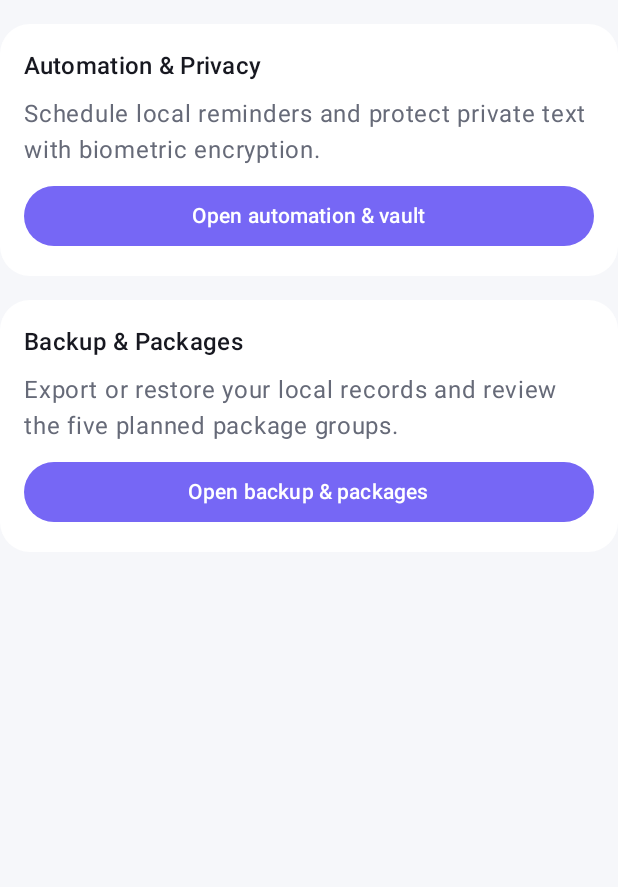
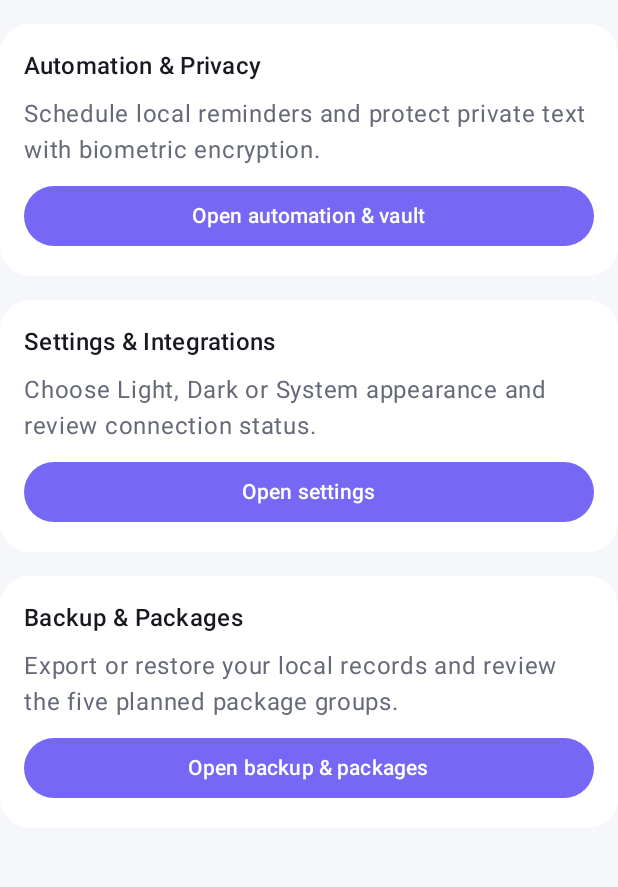
Before and after one commit to ishak6/LIFECORE, an Android app built with Jetpack Compose: the composable ProfileCenterScreen shown on its own in the app's theme, on a phone screen of 412 x 824 dp, the part 54-941 px from its top. Run offline under Robolectric (Android 15) with nearby library versions, the phone set to English and light mode, and no system bars.

Commit message:
Add Settings & Integrations route to profile hub

```diff
--- a/app/src/main/java/com/lifecore/app/ui/profile/ProfileCenterScreen.kt
+++ b/app/src/main/java/com/lifecore/app/ui/profile/ProfileCenterScreen.kt
@@ -25,9 +25,15 @@ import com.lifecore.app.ui.components.LifeCoreCard
 import com.lifecore.app.ui.components.LifeCoreSectionTitle
 import com.lifecore.app.ui.packages.BackupPackagesScreen
 import com.lifecore.app.ui.security.AutomationVaultScreen
+import com.lifecore.app.data.local.LifeCoreThemeMode
+import com.lifecore.app.ui.settings.SettingsCenterScreen
 
 @Composable
-fun ProfileCenterScreen(modifier: Modifier = Modifier) {
+fun ProfileCenterScreen(
+    themeMode: LifeCoreThemeMode,
+    onThemeModeChange: (LifeCoreThemeMode) -> Unit,
+    modifier: Modifier = Modifier
+) {
     var section by rememberSaveable { mutableStateOf("MENU") }
 
     Column(modifier = modifier.fillMaxSize()) {
@@ -54,6 +60,17 @@ fun ProfileCenterScreen(modifier: Modifier = Modifier) {
                     }
                 }
                 LifeCoreCard {
+                    LifeCoreSectionTitle("Settings & Integrations")
+                    Text(
+                        text = "Choose Light, Dark or System appearance and review connection status.",
+                        color = MaterialTheme.colorScheme.onSurfaceVariant
+                    )
+                    Spacer(Modifier.height(8.dp))
+                    Button(onClick = { section = "SETTINGS" }, modifier = Modifier.fillMaxWidth()) {
+                        Text("Open settings")
+                    }
+                }
+                LifeCoreCard {
                     LifeCoreSectionTitle("Backup & Packages")
                     Text(
                         text = "Export or restore your local records and review the five planned package groups.",
@@ -70,6 +87,7 @@ fun ProfileCenterScreen(modifier: Modifier = Modifier) {
             when (section) {
                 "AUTOMATION" -> AutomationVaultScreen(Modifier.weight(1f))
                 "BACKUP" -> BackupPackagesScreen(Modifier.weight(1f))
+                "SETTINGS" -> SettingsCenterScreen(themeMode, onThemeModeChange, Modifier.weight(1f))
             }
         }
     }
```
